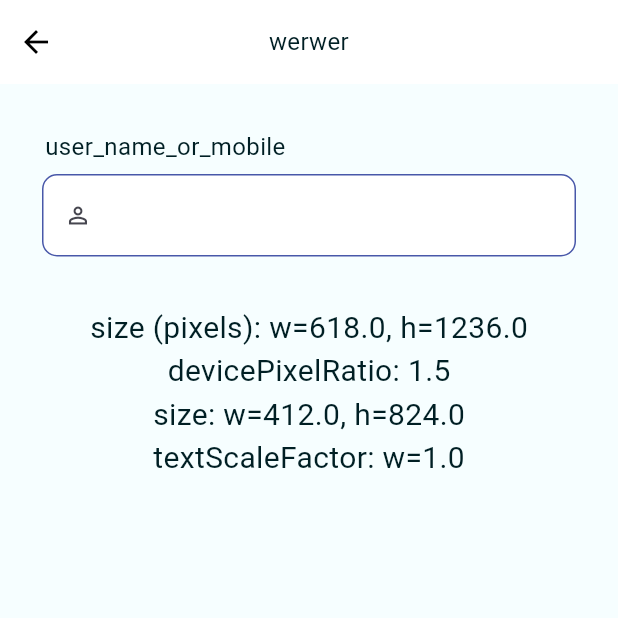
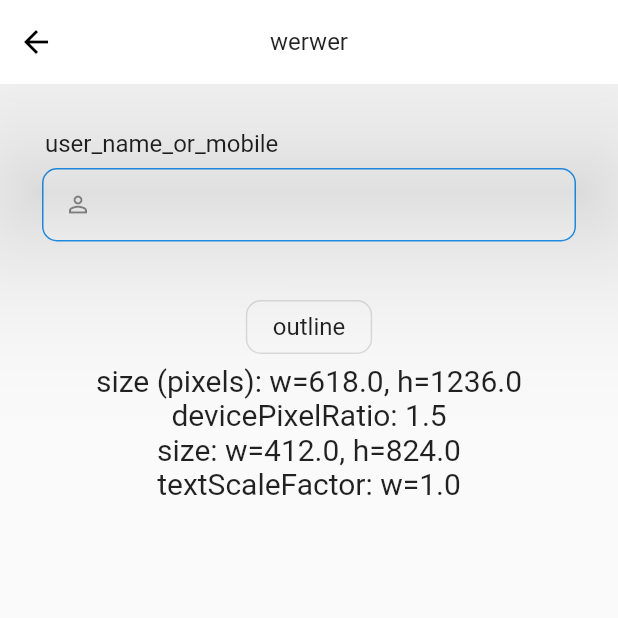
Before and after one commit to OpenWeekendWarriors/FlutterLaidBack, a Flutter app: the screen it shows after launch, on a phone screen of 412 x 824 dp, the top half of it. Run offline on Flutter 3.47's test engine with Material 2 defaults, Android fonts, the phone set to English and light mode, and no system bars; our stand-ins replace cached_network_image, flutter_spinkit, flutter_staggered_animations, flutter_svg, fluttertoast, get and 2 more; missing offline and left inert: persian_number_utility.

Commit message:
outline button...

```diff
--- a/example/lib/main.dart
+++ b/example/lib/main.dart
@@ -2,6 +2,7 @@ import 'package:example/color_schemes.dart';
 import 'package:flutter/material.dart';
 import 'package:flutter_laid_back/conf/laid_back_config.dart';
 import 'package:flutter_laid_back/di/dependency.dart';
+import 'package:flutter_laid_back/widget/button_widget.dart';
 import 'package:flutter_laid_back/widget/custom_app_bar.dart';
 import 'package:flutter_laid_back/widget/overlay.dart';
 import 'package:flutter_laid_back/widget/text_field_widget.dart';
@@ -21,13 +22,12 @@ class MyApp extends StatelessWidget {
   Widget build(BuildContext context) {
     return GetMaterialApp(
       // theme: Themes().lightTheme,
-      theme: ThemeData(useMaterial3: true, colorScheme: lightColorScheme),
-      darkTheme: ThemeData(useMaterial3: true, colorScheme: darkColorScheme),
+      // theme: ThemeData(useMaterial3: true, colorScheme: lightColorScheme),
+      // darkTheme: ThemeData(useMaterial3: true, colorScheme: darkColorScheme),
       locale: Locale(
         'en',
         'US',
       ),
-      themeMode: ThemeMode.system,
       home: Home(),
     );
   }
@@ -91,6 +91,8 @@ class Home extends StatelessWidget {
           //   'Button tapped $_counter time${ _counter == 1 ? '' : 's' }.',
           //   style: style38,
           // ),
+          CustomButton(title: 'outline',isOutline: true,outlineColor: Colors.red,),
+
           new Text(
             'size (pixels): w=${Get.width * devicePixelRatio}, h=${Get.size.height * devicePixelRatio}',
             style: style20,
--- a/lib/widget/button_widget.dart
+++ b/lib/widget/button_widget.dart
@@ -57,24 +57,19 @@ class CustomButton extends StatelessWidget {
 
   @override
   Widget build(BuildContext context) {
-    final ButtonStyle flatButtonStyle = TextButton.styleFrom(
+    final ButtonStyle outlineButtonStyle = OutlinedButton.styleFrom(
       shape: RoundedRectangleBorder(
           side: BorderSide(
-            color: outlineColor!,
+            color: outlineColor??Get.theme.primaryColor,
             width: borderWidth!,
             style: BorderStyle.solid,
           ),
           borderRadius:
               BorderRadius.circular(borderRadios ?? brd_radius_medium)),
-      backgroundColor: Colors.blue,
     );
     return isOutline
-        ? Container(
-            height: height ?? 50.0,
-            width: width ?? double.infinity,
-            margin: margin ?? const EdgeInsets.symmetric(vertical: dim_small),
-            child: OutlinedButton(
-              style: flatButtonStyle,
+        ? OutlinedButton(
+          style: outlineButtonStyle,
           onPressed: () {
             onTap!.call();
           },
@@ -85,11 +80,10 @@ class CustomButton extends StatelessWidget {
 
                   title,
                   // fontWeight: FontWeight.bold,
-                      size: text_size_small,
+                  size: 50,
                   color: textColor,
                 )
               : child!,
-            ),
         )
         : Container(
             height: height ?? 50.0,
```
Lines whose indentation alone changed are shown as unchanged.
